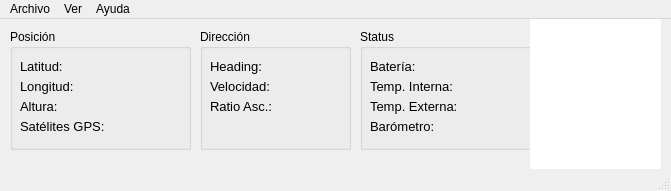
This is mainwindow.ui in ladecadence/ASHAB-Telemetry as Qt 5 draws it before an edit. The edited form follows.
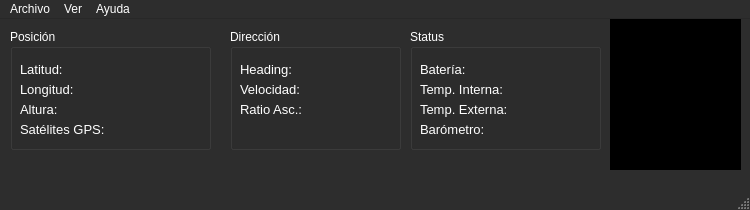
This is the edited form.

Commit message: Debug console window and assorted fixes

What changed in the file:
```diff
--- a/mainwindow.ui
+++ b/mainwindow.ui
@@ -6,8 +6,8 @@
    <rect>
     <x>0</x>
     <y>0</y>
-    <width>671</width>
-    <height>191</height>
+    <width>750</width>
+    <height>210</height>
    </rect>
   </property>
   <property name="sizePolicy">
@@ -18,16 +18,431 @@
   </property>
   <property name="minimumSize">
    <size>
-    <width>671</width>
-    <height>191</height>
+    <width>750</width>
+    <height>210</height>
    </size>
   </property>
   <property name="maximumSize">
    <size>
-    <width>671</width>
-    <height>191</height>
+    <width>750</width>
+    <height>210</height>
    </size>
   </property>
+  <property name="palette">
+   <palette>
+    <active>
+     <colorrole role="WindowText">
+      <brush brushstyle="SolidPattern">
+       <color alpha="255">
+        <red>255</red>
+        <green>255</green>
+        <blue>255</blue>
+       </color>
+      </brush>
+     </colorrole>
+     <colorrole role="Button">
+      <brush brushstyle="SolidPattern">
+       <color alpha="255">
+        <red>45</red>
+        <green>45</green>
+        <blue>45</blue>
+       </color>
+      </brush>
+     </colorrole>
+     <colorrole role="Light">
+      <brush brushstyle="SolidPattern">
+       <color alpha="255">
+        <red>67</red>
+        <green>67</green>
+        <blue>67</blue>
+       </color>
+      </brush>
+     </colorrole>
+     <colorrole role="Midlight">
+      <brush brushstyle="SolidPattern">
+       <color alpha="255">
+        <red>56</red>
+        <green>56</green>
+        <blue>56</blue>
+       </color>
+      </brush>
+     </colorrole>
+     <colorrole role="Dark">
+      <brush brushstyle="SolidPattern">
+       <color alpha="255">
+        <red>22</red>
+        <green>22</green>
+        <blue>22</blue>
+       </color>
+      </brush>
+     </colorrole>
+     <colorrole role="Mid">
+      <brush brushstyle="SolidPattern">
+       <color alpha="255">
+        <red>30</red>
+        <green>30</green>
+        <blue>30</blue>
+       </color>
+      </brush>
+     </colorrole>
+     <colorrole role="Text">
+      <brush brushstyle="SolidPattern">
+       <color alpha="255">
+        <red>255</red>
+        <green>255</green>
+        <blue>255</blue>
+       </color>
+      </brush>
+     </colorrole>
+     <colorrole role="BrightText">
+      <brush brushstyle="SolidPattern">
+       <color alpha="255">
+        <red>255</red>
+        <green>255</green>
+        <blue>255</blue>
+       </color>
+      </brush>
+     </colorrole>
+     <colorrole role="ButtonText">
+      <brush brushstyle="SolidPattern">
+       <color alpha="255">
+        <red>255</red>
+        <green>255</green>
+        <blue>255</blue>
+       </color>
+      </brush>
+     </colorrole>
+     <colorrole role="Base">
+      <brush brushstyle="SolidPattern">
+       <color alpha="255">
+        <red>0</red>
+        <green>0</green>
+        <blue>0</blue>
+       </color>
+      </brush>
+     </colorrole>
+     <colorrole role="Window">
+      <brush brushstyle="SolidPattern">
+       <color alpha="255">
+        <red>45</red>
+        <green>45</green>
+        <blue>45</blue>
+       </color>
+      </brush>
+     </colorrole>
+     <colorrole role="Shadow">
+      <brush brushstyle="SolidPattern">
+       <color alpha="255">
+        <red>0</red>
+        <green>0</green>
+        <blue>0</blue>
+       </color>
+      </brush>
+     </colorrole>
+     <colorrole role="AlternateBase">
+      <brush brushstyle="SolidPattern">
+       <color alpha="255">
+        <red>22</red>
+        <green>22</green>
+        <blue>22</blue>
+       </color>
+      </brush>
+     </colorrole>
+     <colorrole role="ToolTipBase">
+      <brush brushstyle="SolidPattern">
+       <color alpha="255">
+        <red>255</red>
+        <green>255</green>
+        <blue>220</blue>
+       </color>
+      </brush>
+     </colorrole>
+     <colorrole role="ToolTipText">
+      <brush brushstyle="SolidPattern">
+       <color alpha="255">
+        <red>0</red>
+        <green>0</green>
+        <blue>0</blue>
+       </color>
+      </brush>
+     </colorrole>
+    </active>
+    <inactive>
+     <colorrole role="WindowText">
+      <brush brushstyle="SolidPattern">
+       <color alpha="255">
+        <red>255</red>
+        <green>255</green>
+        <blue>255</blue>
+       </color>
+      </brush>
+     </colorrole>
+     <colorrole role="Button">
+      <brush brushstyle="SolidPattern">
+       <color alpha="255">
+        <red>45</red>
+        <green>45</green>
+        <blue>45</blue>
+       </color>
+      </brush>
+     </colorrole>
+     <colorrole role="Light">
+      <brush brushstyle="SolidPattern">
+       <color alpha="255">
+        <red>67</red>
+        <green>67</green>
+        <blue>67</blue>
+       </color>
+      </brush>
+     </colorrole>
+     <colorrole role="Midlight">
+      <brush brushstyle="SolidPattern">
+       <color alpha="255">
+        <red>56</red>
+        <green>56</green>
+        <blue>56</blue>
+       </color>
+      </brush>
+     </colorrole>
+     <colorrole role="Dark">
+      <brush brushstyle="SolidPattern">
+       <color alpha="255">
+        <red>22</red>
+        <green>22</green>
+        <blue>22</blue>
+       </color>
+      </brush>
+     </colorrole>
+     <colorrole role="Mid">
+      <brush brushstyle="SolidPattern">
+       <color alpha="255">
+        <red>30</red>
+        <green>30</green>
+        <blue>30</blue>
+       </color>
+      </brush>
+     </colorrole>
+     <colorrole role="Text">
+      <brush brushstyle="SolidPattern">
+       <color alpha="255">
+        <red>255</red>
+        <green>255</green>
+        <blue>255</blue>
+       </color>
+      </brush>
+     </colorrole>
+     <colorrole role="BrightText">
+      <brush brushstyle="SolidPattern">
+       <color alpha="255">
+        <red>255</red>
+        <green>255</green>
+        <blue>255</blue>
+       </color>
+      </brush>
+     </colorrole>
+     <colorrole role="ButtonText">
+      <brush brushstyle="SolidPattern">
+       <color alpha="255">
+        <red>255</red>
+        <green>255</green>
+        <blue>255</blue>
+       </color>
+      </brush>
+     </colorrole>
+     <colorrole role="Base">
+      <brush brushstyle="SolidPattern">
+       <color alpha="255">
+        <red>0</red>
+        <green>0</green>
+        <blue>0</blue>
+       </color>
+      </brush>
+     </colorrole>
+     <colorrole role="Window">
+      <brush brushstyle="SolidPattern">
+       <color alpha="255">
+        <red>45</red>
+        <green>45</green>
+        <blue>45</blue>
+       </color>
+      </brush>
+     </colorrole>
+     <colorrole role="Shadow">
+      <brush brushstyle="SolidPattern">
+       <color alpha="255">
+        <red>0</red>
+        <green>0</green>
+        <blue>0</blue>
+       </color>
+      </brush>
+     </colorrole>
+     <colorrole role="AlternateBase">
+      <brush brushstyle="SolidPattern">
+       <color alpha="255">
+        <red>22</red>
+        <green>22</green>
+        <blue>22</blue>
+       </color>
+      </brush>
+     </colorrole>
+     <colorrole role="ToolTipBase">
+      <brush brushstyle="SolidPattern">
+       <color alpha="255">
+        <red>255</red>
+        <green>255</green>
+        <blue>220</blue>
+       </color>
+      </brush>
+     </colorrole>
+     <colorrole role="ToolTipText">
+      <brush brushstyle="SolidPattern">
+       <color alpha="255">
+        <red>0</red>
+        <green>0</green>
+        <blue>0</blue>
+       </color>
+      </brush>
+     </colorrole>
+    </inactive>
+    <disabled>
+     <colorrole role="WindowText">
+      <brush brushstyle="SolidPattern">
+       <color alpha="255">
+        <red>22</red>
+        <green>22</green>
+        <blue>22</blue>
+       </color>
+      </brush>
+     </colorrole>
+     <colorrole role="Button">
+      <brush brushstyle="SolidPattern">
+       <color alpha="255">
+        <red>45</red>
+        <green>45</green>
+        <blue>45</blue>
+       </color>
+      </brush>
+     </colorrole>
+     <colorrole role="Light">
+      <brush brushstyle="SolidPattern">
+       <color alpha="255">
+        <red>67</red>
+        <green>67</green>
+        <blue>67</blue>
+       </color>
+      </brush>
+     </colorrole>
+     <colorrole role="Midlight">
+      <brush brushstyle="SolidPattern">
+       <color alpha="255">
+        <red>56</red>
+        <green>56</green>
+        <blue>56</blue>
+       </color>
+      </brush>
+     </colorrole>
+     <colorrole role="Dark">
+      <brush brushstyle="SolidPattern">
+       <color alpha="255">
+        <red>22</red>
+        <green>22</green>
+        <blue>22</blue>
+       </color>
+      </brush>
+     </colorrole>
+     <colorrole role="Mid">
+      <brush brushstyle="SolidPattern">
+       <color alpha="255">
+        <red>30</red>
+        <green>30</green>
+        <blue>30</blue>
+       </color>
+      </brush>
+     </colorrole>
+     <colorrole role="Text">
+      <brush brushstyle="SolidPattern">
+       <color alpha="255">
+        <red>22</red>
+        <green>22</green>
+        <blue>22</blue>
+       </color>
+      </brush>
+     </colorrole>
+     <colorrole role="BrightText">
+      <brush brushstyle="SolidPattern">
+       <color alpha="255">
+        <red>255</red>
+        <green>255</green>
+        <blue>255</blue>
+       </color>
+      </brush>
+     </colorrole>
+     <colorrole role="ButtonText">
+      <brush brushstyle="SolidPattern">
+       <color alpha="255">
+        <red>22</red>
+        <green>22</green>
+        <blue>22</blue>
+       </color>
+      </brush>
+     </colorrole>
+     <colorrole role="Base">
+      <brush brushstyle="SolidPattern">
+       <color alpha="255">
+        <red>45</red>
+        <green>45</green>
+        <blue>45</blue>
+       </color>
+      </brush>
+     </colorrole>
+     <colorrole role="Window">
+      <brush brushstyle="SolidPattern">
+       <color alpha="255">
+        <red>45</red>
+        <green>45</green>
+        <blue>45</blue>
+       </color>
+      </brush>
+     </colorrole>
+     <colorrole role="Shadow">
+      <brush brushstyle="SolidPattern">
+       <color alpha="255">
+        <red>0</red>
+        <green>0</green>
+        <blue>0</blue>
+       </color>
+      </brush>
+     </colorrole>
+     <colorrole role="AlternateBase">
+      <brush brushstyle="SolidPattern">
+       <color alpha="255">
+        <red>45</red>
+        <green>45</green>
+        <blue>45</blue>
+       </color>
+      </brush>
+     </colorrole>
+     <colorrole role="ToolTipBase">
+      <brush brushstyle="SolidPattern">
+       <color alpha="255">
+        <red>255</red>
+        <green>255</green>
+        <blue>220</blue>
+       </color>
+      </brush>
+     </colorrole>
+     <colorrole role="ToolTipText">
+      <brush brushstyle="SolidPattern">
+       <color alpha="255">
+        <red>0</red>
+        <green>0</green>
+        <blue>0</blue>
+       </color>
+      </brush>
+     </colorrole>
+    </disabled>
+   </palette>
+  </property>
   <property name="windowTitle">
    <string>ASHAB Telemetry</string>
   </property>
@@ -37,7 +452,7 @@
      <rect>
       <x>10</x>
       <y>10</y>
-      <width>181</width>
+      <width>201</width>
       <height>121</height>
      </rect>
     </property>
@@ -49,8 +464,8 @@
       <rect>
        <x>10</x>
        <y>30</y>
-       <width>161</width>
-       <height>16</height>
+       <width>191</width>
+       <height>21</height>
       </rect>
      </property>
      <property name="font">
@@ -73,8 +488,8 @@
       <rect>
        <x>10</x>
        <y>50</y>
-       <width>161</width>
-       <height>16</height>
+       <width>191</width>
+       <height>21</height>
       </rect>
      </property>
      <property name="font">
@@ -97,8 +512,8 @@
       <rect>
        <x>10</x>
        <y>70</y>
-       <width>161</width>
-       <height>16</height>
+       <width>191</width>
+       <height>21</height>
       </rect>
      </property>
      <property name="font">
@@ -118,8 +533,8 @@
       <rect>
        <x>10</x>
        <y>90</y>
-       <width>161</width>
-       <height>16</height>
+       <width>191</width>
+       <height>21</height>
       </rect>
      </property>
      <property name="font">
@@ -138,9 +553,9 @@
    <widget class="QGroupBox" name="groupBox_2">
     <property name="geometry">
      <rect>
-      <x>200</x>
+      <x>230</x>
       <y>10</y>
-      <width>151</width>
+      <width>171</width>
       <height>121</height>
      </rect>
     </property>
@@ -152,8 +567,8 @@
       <rect>
        <x>10</x>
        <y>30</y>
-       <width>121</width>
-       <height>16</height>
+       <width>151</width>
+       <height>21</height>
       </rect>
      </property>
      <property name="font">
@@ -173,8 +588,8 @@
       <rect>
        <x>10</x>
        <y>50</y>
-       <width>141</width>
-       <height>16</height>
+       <width>161</width>
+       <height>21</height>
       </rect>
      </property>
      <property name="font">
@@ -194,8 +609,8 @@
       <rect>
        <x>10</x>
        <y>70</y>
-       <width>141</width>
-       <height>16</height>
+       <width>161</width>
+       <height>21</height>
       </rect>
      </property>
      <property name="font">
@@ -214,9 +629,9 @@
    <widget class="QGroupBox" name="groupBox_3">
     <property name="geometry">
      <rect>
-      <x>360</x>
+      <x>410</x>
       <y>10</y>
-      <width>181</width>
+      <width>191</width>
       <height>121</height>
      </rect>
     </property>
@@ -228,8 +643,8 @@
       <rect>
        <x>10</x>
        <y>30</y>
-       <width>151</width>
-       <height>16</height>
+       <width>181</width>
+       <height>21</height>
       </rect>
      </property>
      <property name="font">
@@ -249,8 +664,8 @@
       <rect>
        <x>10</x>
        <y>50</y>
-       <width>161</width>
-       <height>16</height>
+       <width>181</width>
+       <height>21</height>
       </rect>
      </property>
      <property name="font">
@@ -270,8 +685,8 @@
       <rect>
        <x>10</x>
        <y>70</y>
-       <width>161</width>
-       <height>16</height>
+       <width>181</width>
+       <height>21</height>
       </rect>
      </property>
      <property name="font">
@@ -291,8 +706,8 @@
       <rect>
        <x>10</x>
        <y>90</y>
-       <width>151</width>
-       <height>16</height>
+       <width>181</width>
+       <height>21</height>
       </rect>
      </property>
      <property name="font">
@@ -311,7 +726,7 @@
    <widget class="QGraphicsView" name="graphicsView">
     <property name="geometry">
      <rect>
-      <x>530</x>
+      <x>610</x>
       <y>0</y>
       <width>131</width>
       <height>151</height>
@@ -336,8 +751,8 @@
     <rect>
      <x>0</x>
      <y>0</y>
-     <width>671</width>
-     <height>25</height>
+     <width>750</width>
+     <height>32</height>
     </rect>
    </property>
    <widget class="QMenu" name="menuArchivo">
@@ -365,7 +780,423 @@
    <addaction name="menuVer"/>
    <addaction name="menuAyuda"/>
   </widget>
-  <widget class="QStatusBar" name="statusBar"/>
+  <widget class="QStatusBar" name="statusBar">
+   <property name="palette">
+    <palette>
+     <active>
+      <colorrole role="WindowText">
+       <brush brushstyle="SolidPattern">
+        <color alpha="255">
+         <red>255</red>
+         <green>255</green>
+         <blue>255</blue>
+        </color>
+       </brush>
+      </colorrole>
+      <colorrole role="Button">
+       <brush brushstyle="SolidPattern">
+        <color alpha="255">
+         <red>62</red>
+         <green>62</green>
+         <blue>62</blue>
+        </color>
+       </brush>
+      </colorrole>
+      <colorrole role="Light">
+       <brush brushstyle="SolidPattern">
+        <color alpha="255">
+         <red>93</red>
+         <green>93</green>
+         <blue>93</blue>
+        </color>
+       </brush>
+      </colorrole>
+      <colorrole role="Midlight">
+       <brush brushstyle="SolidPattern">
+        <color alpha="255">
+         <red>77</red>
+         <green>77</green>
+         <blue>77</blue>
+        </color>
+       </brush>
+      </colorrole>
+      <colorrole role="Dark">
+       <brush brushstyle="SolidPattern">
+        <color alpha="255">
+         <red>31</red>
+         <green>31</green>
+         <blue>31</blue>
+        </color>
+       </brush>
+      </colorrole>
+      <colorrole role="Mid">
+       <brush brushstyle="SolidPattern">
+        <color alpha="255">
+         <red>41</red>
+         <green>41</green>
+         <blue>41</blue>
+        </color>
+       </brush>
+      </colorrole>
+      <colorrole role="Text">
+       <brush brushstyle="SolidPattern">
+        <color alpha="255">
+         <red>255</red>
+         <green>255</green>
+         <blue>255</blue>
+        </color>
+       </brush>
+      </colorrole>
+      <colorrole role="BrightText">
+       <brush brushstyle="SolidPattern">
+        <color alpha="255">
+         <red>255</red>
+         <green>255</green>
+         <blue>255</blue>
+        </color>
+       </brush>
+      </colorrole>
+      <colorrole role="ButtonText">
+       <brush brushstyle="SolidPattern">
+        <color alpha="255">
+         <red>255</red>
+         <green>255</green>
+         <blue>255</blue>
+        </color>
+       </brush>
+      </colorrole>
+      <colorrole role="Base">
+       <brush brushstyle="SolidPattern">
+        <color alpha="255">
+         <red>0</red>
+         <green>0</green>
+         <blue>0</blue>
+        </color>
+       </brush>
+      </colorrole>
+      <colorrole role="Window">
+       <brush brushstyle="SolidPattern">
+        <color alpha="255">
+         <red>62</red>
+         <green>62</green>
+         <blue>62</blue>
+        </color>
+       </brush>
+      </colorrole>
+      <colorrole role="Shadow">
+       <brush brushstyle="SolidPattern">
+        <color alpha="255">
+         <red>0</red>
+         <green>0</green>
+         <blue>0</blue>
+        </color>
+       </brush>
+      </colorrole>
+      <colorrole role="AlternateBase">
+       <brush brushstyle="SolidPattern">
+        <color alpha="255">
+         <red>31</red>
+         <green>31</green>
+         <blue>31</blue>
+        </color>
+       </brush>
+      </colorrole>
+      <colorrole role="ToolTipBase">
+       <brush brushstyle="SolidPattern">
+        <color alpha="255">
+         <red>255</red>
+         <green>255</green>
+         <blue>220</blue>
+        </color>
+       </brush>
+      </colorrole>
+      <colorrole role="ToolTipText">
+       <brush brushstyle="SolidPattern">
+        <color alpha="255">
+         <red>0</red>
+         <green>0</green>
+         <blue>0</blue>
+        </color>
+       </brush>
+      </colorrole>
+     </active>
+     <inactive>
+      <colorrole role="WindowText">
+       <brush brushstyle="SolidPattern">
+        <color alpha="255">
+         <red>255</red>
+         <green>255</green>
+         <blue>255</blue>
+        </color>
+       </brush>
+      </colorrole>
+      <colorrole role="Button">
+       <brush brushstyle="SolidPattern">
+        <color alpha="255">
+         <red>62</red>
+         <green>62</green>
+         <blue>62</blue>
+        </color>
+       </brush>
+      </colorrole>
+      <colorrole role="Light">
+       <brush brushstyle="SolidPattern">
+        <color alpha="255">
+         <red>93</red>
+         <green>93</green>
+         <blue>93</blue>
+        </color>
+       </brush>
+      </colorrole>
+      <colorrole role="Midlight">
+       <brush brushstyle="SolidPattern">
+        <color alpha="255">
+         <red>77</red>
+         <green>77</green>
+         <blue>77</blue>
+        </color>
+       </brush>
+      </colorrole>
+      <colorrole role="Dark">
+       <brush brushstyle="SolidPattern">
+        <color alpha="255">
+         <red>31</red>
+         <green>31</green>
+         <blue>31</blue>
+        </color>
+       </brush>
+      </colorrole>
+      <colorrole role="Mid">
+       <brush brushstyle="SolidPattern">
+        <color alpha="255">
+         <red>41</red>
+         <green>41</green>
+         <blue>41</blue>
+        </color>
+       </brush>
+      </colorrole>
+      <colorrole role="Text">
+       <brush brushstyle="SolidPattern">
+        <color alpha="255">
+         <red>255</red>
+         <green>255</green>
+         <blue>255</blue>
+        </color>
+       </brush>
+      </colorrole>
+      <colorrole role="BrightText">
+       <brush brushstyle="SolidPattern">
+        <color alpha="255">
+         <red>255</red>
+         <green>255</green>
+         <blue>255</blue>
+        </color>
+       </brush>
+      </colorrole>
+      <colorrole role="ButtonText">
+       <brush brushstyle="SolidPattern">
+        <color alpha="255">
+         <red>255</red>
+         <green>255</green>
+         <blue>255</blue>
+        </color>
+       </brush>
+      </colorrole>
+      <colorrole role="Base">
+       <brush brushstyle="SolidPattern">
+        <color alpha="255">
+         <red>0</red>
+         <green>0</green>
+         <blue>0</blue>
+        </color>
+       </brush>
+      </colorrole>
+      <colorrole role="Window">
+       <brush brushstyle="SolidPattern">
+        <color alpha="255">
+         <red>62</red>
+         <green>62</green>
+         <blue>62</blue>
+        </color>
+       </brush>
+      </colorrole>
+      <colorrole role="Shadow">
+       <brush brushstyle="SolidPattern">
+        <color alpha="255">
+         <red>0</red>
+         <green>0</green>
+         <blue>0</blue>
+        </color>
+       </brush>
+      </colorrole>
+      <colorrole role="AlternateBase">
+       <brush brushstyle="SolidPattern">
+        <color alpha="255">
+         <red>31</red>
+         <green>31</green>
+         <blue>31</blue>
+        </color>
+       </brush>
+      </colorrole>
+      <colorrole role="ToolTipBase">
+       <brush brushstyle="SolidPattern">
+        <color alpha="255">
+         <red>255</red>
+         <green>255</green>
+         <blue>220</blue>
+        </color>
+       </brush>
+      </colorrole>
+      <colorrole role="ToolTipText">
+       <brush brushstyle="SolidPattern">
+        <color alpha="255">
+         <red>0</red>
+         <green>0</green>
+         <blue>0</blue>
+        </color>
+       </brush>
+      </colorrole>
+     </inactive>
+     <disabled>
+      <colorrole role="WindowText">
+       <brush brushstyle="SolidPattern">
+        <color alpha="255">
+         <red>31</red>
+         <green>31</green>
+         <blue>31</blue>
+        </color>
+       </brush>
+      </colorrole>
+      <colorrole role="Button">
+       <brush brushstyle="SolidPattern">
+        <color alpha="255">
+         <red>62</red>
+         <green>62</green>
+         <blue>62</blue>
+        </color>
+       </brush>
+      </colorrole>
+      <colorrole role="Light">
+       <brush brushstyle="SolidPattern">
+        <color alpha="255">
+         <red>93</red>
+         <green>93</green>
+         <blue>93</blue>
+        </color>
+       </brush>
+      </colorrole>
+      <colorrole role="Midlight">
+       <brush brushstyle="SolidPattern">
+        <color alpha="255">
+         <red>77</red>
+         <green>77</green>
+         <blue>77</blue>
+        </color>
+       </brush>
+      </colorrole>
+      <colorrole role="Dark">
+       <brush brushstyle="SolidPattern">
+        <color alpha="255">
+         <red>31</red>
+         <green>31</green>
+         <blue>31</blue>
+        </color>
+       </brush>
+      </colorrole>
+      <colorrole role="Mid">
+       <brush brushstyle="SolidPattern">
+        <color alpha="255">
+         <red>41</red>
+         <green>41</green>
+         <blue>41</blue>
+        </color>
+       </brush>
+      </colorrole>
+      <colorrole role="Text">
+       <brush brushstyle="SolidPattern">
+        <color alpha="255">
+         <red>31</red>
+         <green>31</green>
+         <blue>31</blue>
+        </color>
+       </brush>
+      </colorrole>
+      <colorrole role="BrightText">
+       <brush brushstyle="SolidPattern">
+        <color alpha="255">
+         <red>255</red>
+         <green>255</green>
+         <blue>255</blue>
+        </color>
+       </brush>
+      </colorrole>
+      <colorrole role="ButtonText">
+       <brush brushstyle="SolidPattern">
+        <color alpha="255">
+         <red>31</red>
+         <green>31</green>
+         <blue>31</blue>
+        </color>
+       </brush>
+      </colorrole>
+      <colorrole role="Base">
+       <brush brushstyle="SolidPattern">
+        <color alpha="255">
+         <red>62</red>
+         <green>62</green>
+         <blue>62</blue>
+        </color>
+       </brush>
+      </colorrole>
+      <colorrole role="Window">
+       <brush brushstyle="SolidPattern">
+        <color alpha="255">
+         <red>62</red>
+         <green>62</green>
+         <blue>62</blue>
+        </color>
+       </brush>
+      </colorrole>
+      <colorrole role="Shadow">
+       <brush brushstyle="SolidPattern">
+        <color alpha="255">
+         <red>0</red>
+         <green>0</green>
+         <blue>0</blue>
+        </color>
+       </brush>
+      </colorrole>
+      <colorrole role="AlternateBase">
+       <brush brushstyle="SolidPattern">
+        <color alpha="255">
+         <red>62</red>
+         <green>62</green>
+         <blue>62</blue>
+        </color>
+       </brush>
+      </colorrole>
+      <colorrole role="ToolTipBase">
+       <brush brushstyle="SolidPattern">
+        <color alpha="255">
+         <red>255</red>
+         <green>255</green>
+         <blue>220</blue>
+        </color>
+       </brush>
+      </colorrole>
+      <colorrole role="ToolTipText">
+       <brush brushstyle="SolidPattern">
+        <color alpha="255">
+         <red>0</red>
+         <green>0</green>
+         <blue>0</blue>
+        </color>
+       </brush>
+      </colorrole>
+     </disabled>
+    </palette>
+   </property>
+  </widget>
   <action name="actionConfigurar">
    <property name="text">
     <string>Configurar</string>
```
Left out of the diff: 11 changed lines with no effect on the pictures. The commit also changes 13 other files.
